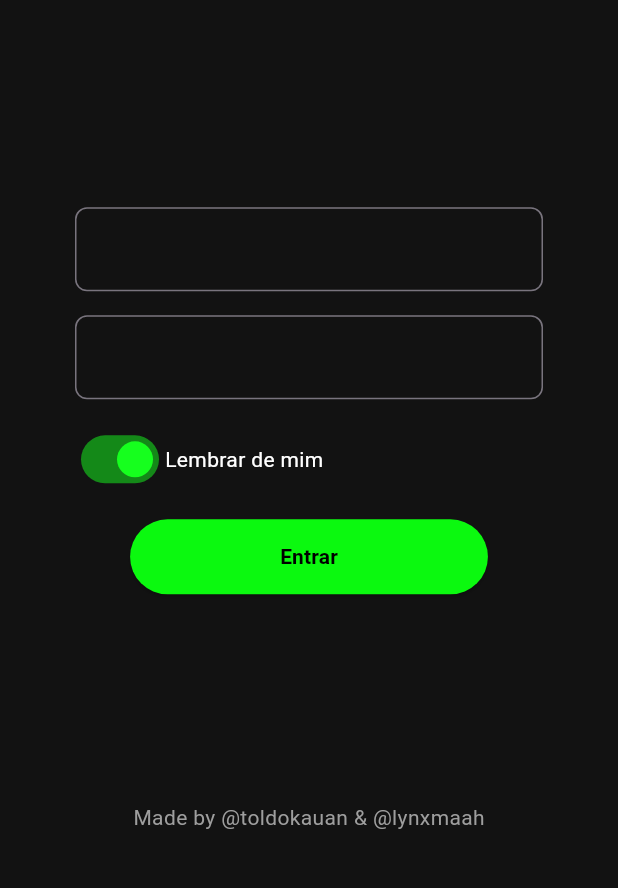
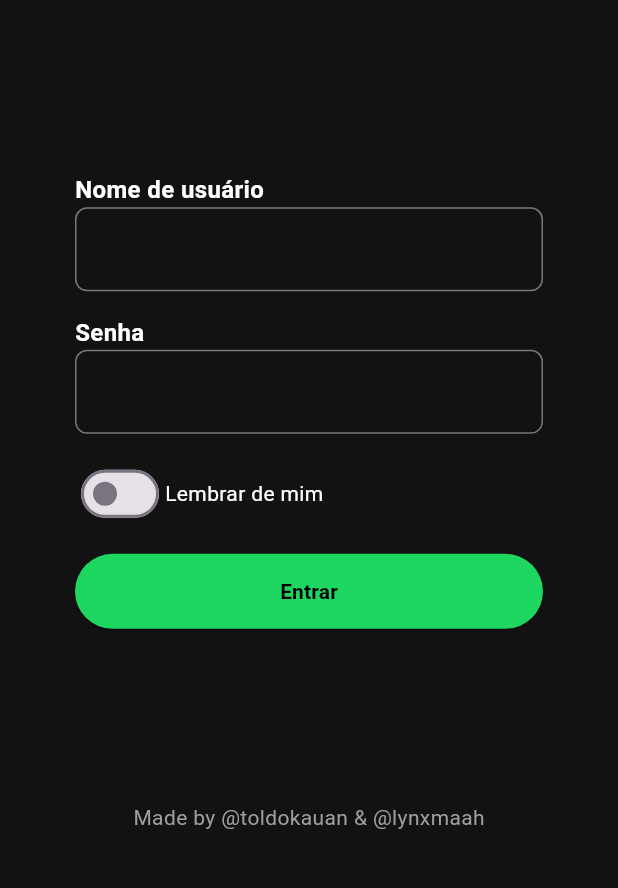
Before and after one commit to KauanToldo/spotfree, a Flutter app: the screen it shows after launch, on a phone screen of 412 x 824 dp, the part 329-1217 px from its top. Run offline on Flutter 3.47's test engine with Material 3 defaults, Android fonts, the phone set to English and light mode, and no system bars.

Commit message:
Design tela de login

```diff
--- a/project/lib/main.dart
+++ b/project/lib/main.dart
@@ -15,10 +15,12 @@
 }
 
 class _LoginPageState extends State<LoginPage> {
+  bool _lembrarDeMim = false;
+
   @override
   Widget build(BuildContext context) {
     return Scaffold(
-      backgroundColor: Color.fromARGB(255, 18, 18, 18),
+      backgroundColor: const Color.fromARGB(255, 18, 18, 18),
       body: Padding(
         padding: const EdgeInsets.all(50.0),
         child: Center(
@@ -33,8 +35,8 @@
                       'assets/logo.png',
                       scale: 3.5,
                     ),
-                    Padding(
-                      padding: const EdgeInsets.only(top: 40),
+                    const Padding(
+                      padding: EdgeInsets.only(top: 40),
                       child: Text(
                         "Entrar no Spotfree",
                         style: TextStyle(
@@ -45,72 +47,90 @@
                     ),
                   ],
                 ),
-                Container(
-                  child: Column(
+                Column(
+                  crossAxisAlignment: CrossAxisAlignment.start,
                   children: [
+                    const Text(
+                      "Nome de usuário",
+                      style: TextStyle(
+                          color: Colors.white,
+                          fontWeight: FontWeight.bold,
+                          fontSize: 16),
+                      textAlign: TextAlign.left,
+                    ),
                     TextField(
-                        style: TextStyle(color: Colors.white),
+                      style: const TextStyle(color: Colors.white),
                       decoration: InputDecoration(
                         filled: false,
-                          labelStyle: TextStyle(color: Colors.white),
+                        labelStyle: const TextStyle(color: Colors.white),
                         border: OutlineInputBorder(
                           borderRadius: BorderRadius.circular(8.0),
                         ),
                       ),
                     ),
-                      SizedBox(
+                    const SizedBox(
                       height: 16.0,
+                    ),
+                    const Text(
+                      "Senha",
+                      style: TextStyle(
+                          color: Colors.white,
+                          fontSize: 16,
+                          fontWeight: FontWeight.bold),
                     ),
                     TextField(
                         obscureText: true,
-                          style: TextStyle(color: Colors.white),
+                        style: const TextStyle(color: Colors.white),
                         decoration: InputDecoration(
                           filled: false,
-                            labelStyle: TextStyle(color: Colors.white),
+                          labelStyle: const TextStyle(color: Colors.white),
                           border: OutlineInputBorder(
                             borderRadius: BorderRadius.circular(8.0),
                           ),
                         )),
-                      SizedBox(height: 16.0),
+                    const SizedBox(height: 16.0),
                     Row(
                       children: [
                         Switch(
-                            value: true,
+                          value: _lembrarDeMim,
                           onChanged: (value) {
                             setState(() {
-                                value = false;
+                              _lembrarDeMim = value;
                             });
                           },
-                            activeColor: const Color.fromARGB(255, 22, 255, 30),
+                          activeColor: const Color.fromARGB(255, 30, 215, 96),
                         ),
-                          Text(
+                        const Text(
                           'Lembrar de mim',
                           style: TextStyle(color: Colors.white),
                         ),
                       ],
                     ),
-                      SizedBox(height: 16.0),
-                      ElevatedButton(
+                    const SizedBox(height: 16.0),
+                    SizedBox(
+                      width: double.infinity,
+                      child: ElevatedButton(
                         onPressed: () {},
                         style: ElevatedButton.styleFrom(
-                          backgroundColor: Color.fromARGB(255, 11, 249, 15),
-                          padding: EdgeInsets.symmetric(
+                          backgroundColor:
+                              const Color.fromARGB(255, 30, 215, 96),
+                          padding: const EdgeInsets.symmetric(
                               horizontal: 100, vertical: 15),
                           shape: RoundedRectangleBorder(
                             borderRadius: BorderRadius.circular(50.0),
                           ),
                         ),
-                        child: Text(
+                        child: const Text(
                           'Entrar',
                           style: TextStyle(
-                              color: const Color.fromARGB(255, 0, 0, 0),
+                              color: Color.fromARGB(255, 0, 0, 0),
                               fontWeight: FontWeight.bold),
+                        ),
                       ),
                     ),
                   ],
                 ),
-                ),
-                Column(
+                const Column(
                   children: [
                     Text(
                       "Made by @toldokauan & @lynxmaah",
```
Lines whose indentation alone changed are shown as unchanged.
